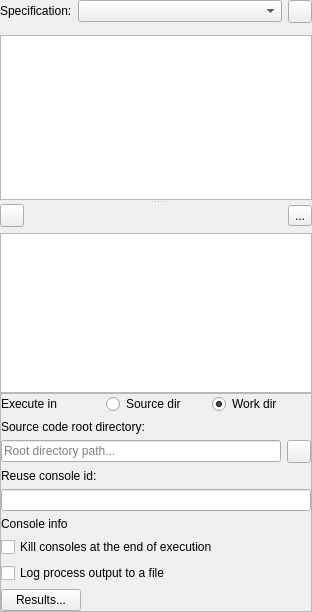
Above: spine_items/tool/ui/tool_properties.ui from spine-tools/spine-items before the change. Below: the same form after it.
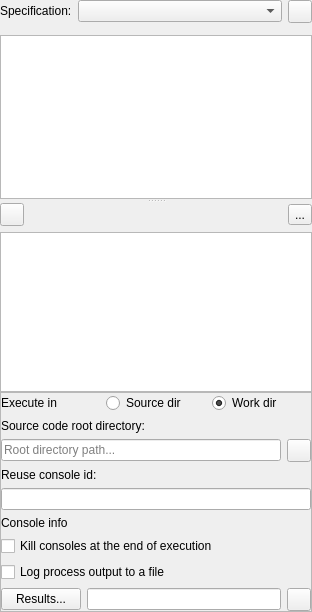
That is the form after the change. Icons and pictures are not drawn. Custom widgets are drawn as their Qt base class.

Commit message:
Support changing Tool results directory (#259)
- Tool Properties now contains a line edit next to Results... button which can be used to change the results directory

Re spine-tools/Spine-Toolbox#1994

What changed in the file:
```diff
--- a/spine_items/tool/ui/tool_properties.ui
+++ b/spine_items/tool/ui/tool_properties.ui
@@ -419,17 +419,31 @@
              </widget>
             </item>
             <item>
-             <spacer name="horizontalSpacer_6">
-              <property name="orientation">
-               <enum>Qt::Orientation::Horizontal</enum>
+             <widget class="QLineEdit" name="lineEdit_result_directory">
+              <property name="toolTip">
+               <string>&lt;html&gt;&lt;head/&gt;&lt;body&gt;&lt;p&gt;Result directory&lt;/p&gt;&lt;/body&gt;&lt;/html&gt;</string>
               </property>
-              <property name="sizeHint" stdset="0">
-               <size>
-                <width>40</width>
-                <height>20</height>
-               </size>
+              <property name="text">
+               <string/>
               </property>
-             </spacer>
+              <property name="readOnly">
+               <bool>false</bool>
+              </property>
+              <property name="clearButtonEnabled">
+               <bool>true</bool>
+              </property>
+             </widget>
+            </item>
+            <item>
+             <widget class="QToolButton" name="toolButton_browse_result_directory">
+              <property name="toolTip">
+               <string>&lt;html&gt;&lt;head/&gt;&lt;body&gt;&lt;p&gt;Select Result directory using file browser. Leave blank to use default directory.&lt;/p&gt;&lt;/body&gt;&lt;/html&gt;</string>
+              </property>
+              <property name="icon">
+               <iconset resource="../../ui/resources/resources_icons.qrc">
+                <normaloff>:/icons/folder-open-solid.svg</normaloff>:/icons/folder-open-solid.svg</iconset>
+              </property>
+             </widget>
             </item>
            </layout>
           </item>
```
Left out of the diff: 2 changed lines with no effect on the pictures. The commit also changes 8 other files.
